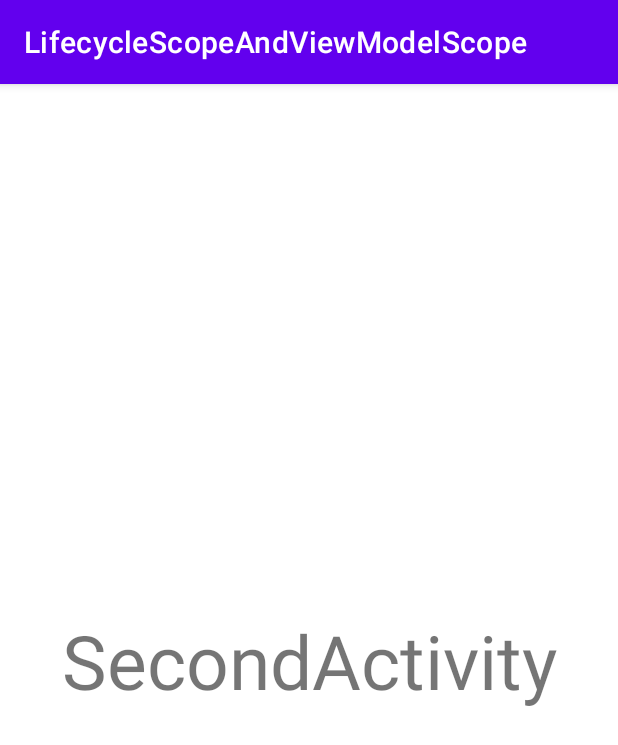
After one commit to mricoism/learn-kotlin-coroutines, an Android app: the SecondActivity screen opened directly, with no data from a screen before it, on a phone screen of 412 x 824 dp. The commit adds this screen. Shown: the top 745 px of the screen. Run offline under Robolectric (Android 15) with nearby library versions, the phone set to English and light mode, and no system bars.

Commit message:
Finish LifecycleScopeAndViewModelScope

```diff
--- a/LifecycleScopeAndViewModelScope/app/src/main/AndroidManifest.xml
+++ b/LifecycleScopeAndViewModelScope/app/src/main/AndroidManifest.xml
@@ -13,6 +13,9 @@
         android:theme="@style/Theme.LifecycleScopeAndViewModelScope"
         tools:targetApi="31">
         <activity
+            android:name=".SecondActivity"
+            android:exported="false" />
+        <activity
             android:name=".MainActivity"
             android:exported="true"
             android:label="@string/app_name">
--- /dev/null
+++ b/LifecycleScopeAndViewModelScope/app/src/main/java/com/mricoism/lifecyclescopeandviewmodelscope/SecondActivity.kt
@@ -0,0 +1,27 @@
+package com.mricoism.lifecyclescopeandviewmodelscope
+
+import android.os.Bundle
+import androidx.activity.enableEdgeToEdge
+import androidx.appcompat.app.AppCompatActivity
+import androidx.core.view.ViewCompat
+import androidx.core.view.WindowInsetsCompat
+
+/*
+To make this new activity
+- select directory our main activity or where we want to put class activity
+- doubleClick at directory to placed
+- New > Activity > Empty Views Activity
+ */
+
+class SecondActivity : AppCompatActivity() {
+    override fun onCreate(savedInstanceState: Bundle?) {
+        super.onCreate(savedInstanceState)
+        enableEdgeToEdge()
+        setContentView(R.layout.activity_second)
+        ViewCompat.setOnApplyWindowInsetsListener(findViewById(R.id.main)) { v, insets ->
+            val systemBars = insets.getInsets(WindowInsetsCompat.Type.systemBars())
+            v.setPadding(systemBars.left, systemBars.top, systemBars.right, systemBars.bottom)
+            insets
+        }
+    }
+}
--- a/LifecycleScopeAndViewModelScope/app/src/main/res/layout/activity_main.xml
+++ b/LifecycleScopeAndViewModelScope/app/src/main/res/layout/activity_main.xml
@@ -14,7 +14,7 @@
         android:id="@+id/textView"
         android:layout_width="wrap_content"
         android:layout_height="wrap_content"
-        android:text="Hello, ViewBinding!"
+        android:text="MainActivity"
         android:textSize="20sp"
         />
 
@@ -22,7 +22,7 @@
         android:id="@+id/Button"
         android:layout_width="wrap_content"
         android:layout_height="wrap_content"
-        android:text="Click ME!"
+        android:text="Start Activity"
         />
 
 </LinearLayout>
--- /dev/null
+++ b/LifecycleScopeAndViewModelScope/app/src/main/res/layout/activity_second.xml
@@ -0,0 +1,22 @@
+<?xml version="1.0" encoding="utf-8"?>
+<androidx.constraintlayout.widget.ConstraintLayout xmlns:android="http://schemas.android.com/apk/res/android"
+    xmlns:app="http://schemas.android.com/apk/res-auto"
+    xmlns:tools="http://schemas.android.com/tools"
+    android:id="@+id/main"
+    android:layout_width="match_parent"
+    android:layout_height="match_parent"
+    tools:context=".SecondActivity">
+
+    <TextView
+        android:layout_width="wrap_content"
+        android:layout_height="wrap_content"
+        android:text="SecondActivity"
+        android:textSize="50sp"
+        app:layout_constraintBottom_toBottomOf="parent"
+        app:layout_constraintEnd_toEndOf="parent"
+        app:layout_constraintHorizontal_bias="0.5"
+        app:layout_constraintStart_toStartOf="parent"
+        app:layout_constraintTop_toTopOf="parent"
+        app:layout_constraintVertical_bias="0.5" />
+
+</androidx.constraintlayout.widget.ConstraintLayout>
```
Also changed, not shown: LifecycleScopeAndViewModelScope/app/build.gradle.kts (+8 -0 lines), LifecycleScopeAndViewModelScope/app/src/main/java/com/mricoism/lifecyclescopeandviewmodelscope/MainActivity.kt (+52 -47 lines), LifecycleScopeAndViewModelScope/gradle/libs.versions.toml (+7 -0 lines), 1 other file.
